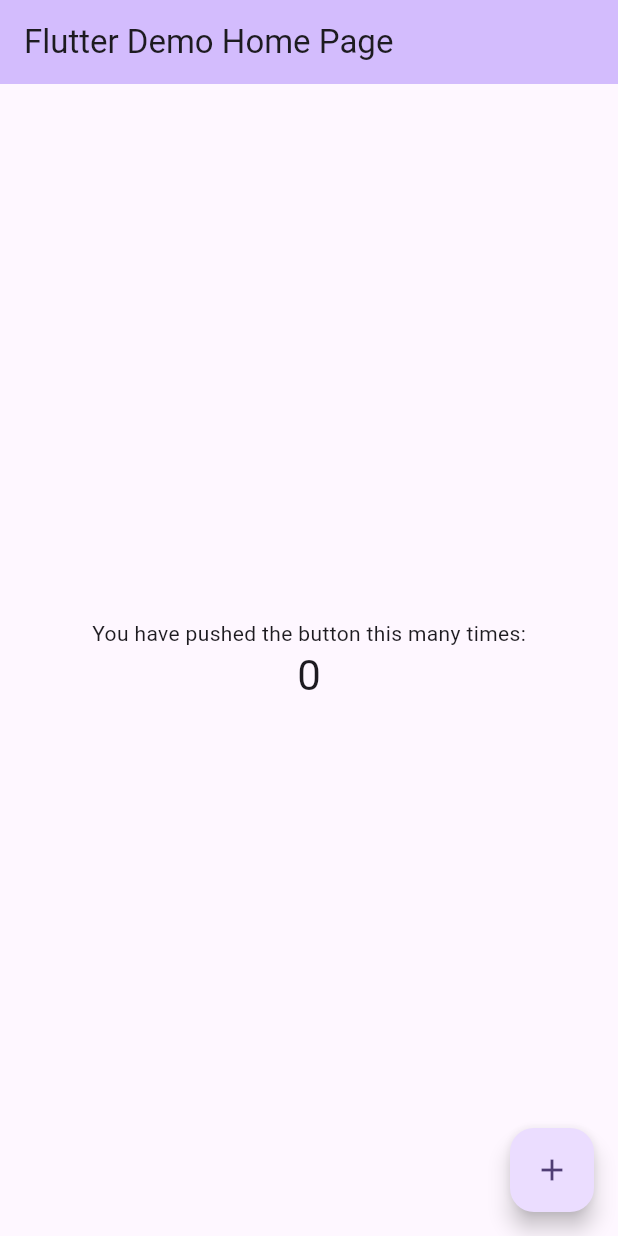
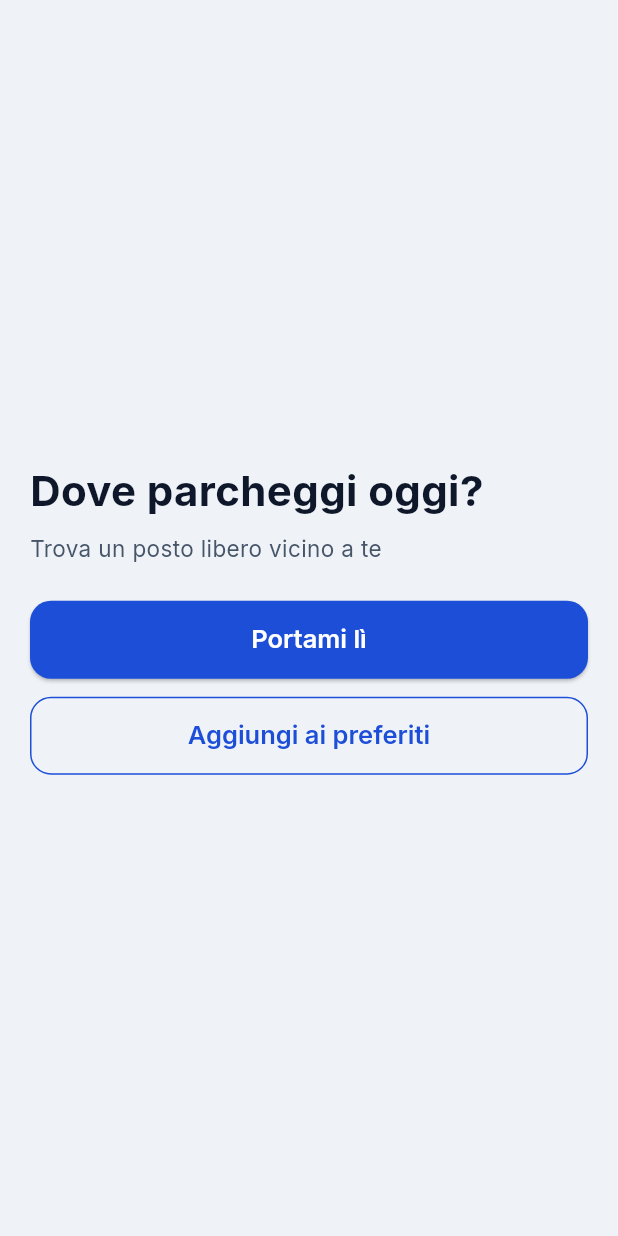
Before and after one commit to SuperOrangu/ParkTo, a Flutter app: the screen it shows after launch, on a phone screen of 412 x 824 dp. Run offline on Flutter 3.47's test engine with Material 3 defaults, Android fonts, the phone set to English and light mode, and no system bars; our stand-ins replace google_fonts, material_ui.

Commit message:
Aggiunti Tema e Font

```diff
--- a/lib/main.dart
+++ b/lib/main.dart
@@ -1,121 +1,37 @@
 import 'package:material_ui/material_ui.dart';
+import 'theme/app_theme.dart';
+import 'theme/app_text_styles.dart';
 
-void main() {
-  runApp(const MyApp());
-}
+void main() => runApp(const ParkToApp());
 
-class MyApp extends StatelessWidget {
-  const MyApp({super.key});
+class ParkToApp extends StatelessWidget {
+  const ParkToApp({super.key});
 
-  // This widget is the root of your application.
   @override
   Widget build(BuildContext context) {
     return MaterialApp(
-      title: 'Flutter Demo',
-      theme: ThemeData(
-        // This is the theme of your application.
-        //
-        // TRY THIS: Try running your application with "flutter run". You'll see
-        // the application has a purple toolbar. Then, without quitting the app,
-        // try changing the seedColor in the colorScheme below to Colors.green
-        // and then invoke "hot reload" (save your changes or press the "hot
-        // reload" button in a Flutter-supported IDE, or press "r" if you used
-        // the command line to start the app).
-        //
-        // Notice that the counter didn't reset back to zero; the application
-        // state is not lost during the reload. To reset the state, use hot
-        // restart instead.
-        //
-        // This works for code too, not just values: Most code changes can be
-        // tested with just a hot reload.
-        colorScheme: .fromSeed(seedColor: Colors.deepPurple),
-      ),
-      home: const MyHomePage(title: 'Flutter Demo Home Page'),
-    );
-  }
-}
-
-class MyHomePage extends StatefulWidget {
-  const MyHomePage({super.key, required this.title});
-
-  // This widget is the home page of your application. It is stateful, meaning
-  // that it has a State object (defined below) that contains fields that affect
-  // how it looks.
-
-  // This class is the configuration for the state. It holds the values (in this
-  // case the title) provided by the parent (in this case the App widget) and
-  // used by the build method of the State. Fields in a Widget subclass are
-  // always marked "final".
-
-  final String title;
-
-  @override
-  State<MyHomePage> createState() => _MyHomePageState();
-}
-
-class _MyHomePageState extends State<MyHomePage> {
-  int _counter = 0;
-
-  void _incrementCounter() {
-    setState(() {
-      // This call to setState tells the Flutter framework that something has
-      // changed in this State, which causes it to rerun the build method below
-      // so that the display can reflect the updated values. If we changed
-      // _counter without calling setState(), then the build method would not be
-      // called again, and so nothing would appear to happen.
-      _counter++;
-    });
-  }
-
-  @override
-  Widget build(BuildContext context) {
-    // This method is rerun every time setState is called, for instance as done
-    // by the _incrementCounter method above.
-    //
-    // The Flutter framework has been optimized to make rerunning build methods
-    // fast, so that you can just rebuild anything that needs updating rather
-    // than having to individually change instances of widgets.
-    return Scaffold(
-      appBar: AppBar(
-        // TRY THIS: Try changing the color here to a specific color (to
-        // Colors.amber, perhaps?) and trigger a hot reload to see the AppBar
-        // change color while the other colors stay the same.
-        backgroundColor: Theme.of(context).colorScheme.inversePrimary,
-        // Here we take the value from the MyHomePage object that was created by
-        // the App.build method, and use it to set our appbar title.
-        title: Text(widget.title),
-      ),
-      body: Center(
-        // Center is a layout widget. It takes a single child and positions it
-        // in the middle of the parent.
-        child: Column(
-          // Column is also a layout widget. It takes a list of children and
-          // arranges them vertically. By default, it sizes itself to fit its
-          // children horizontally, and tries to be as tall as its parent.
-          //
-          // Column has various properties to control how it sizes itself and
-          // how it positions its children. Here we use mainAxisAlignment to
-          // center the children vertically; the main axis here is the vertical
-          // axis because Columns are vertical (the cross axis would be
-          // horizontal).
-          //
-          // TRY THIS: Invoke "debug painting" (choose the "Toggle Debug Paint"
-          // action in the IDE, or press "p" in the console), to see the
-          // wireframe for each widget.
-          mainAxisAlignment: .center,
-          children: [
-            const Text('You have pushed the button this many times:'),
-            Text(
-              '$_counter',
-              style: Theme.of(context).textTheme.headlineMedium,
-            ),
-          ],
+      title: 'ParkTo',
+      debugShowCheckedModeBanner: false,
+      theme: AppTheme.light,
+      home: Scaffold(
+        body: Padding(
+          padding: const EdgeInsets.all(20),
+          child: Column(
+            mainAxisAlignment: MainAxisAlignment.center,
+            crossAxisAlignment: CrossAxisAlignment.start,
+            children: [
+              Text('Dove parcheggi oggi?', style: AppTextStyles.titleHome),
+              const SizedBox(height: 8),
+              Text('Trova un posto libero vicino a te',
+                  style: AppTextStyles.bodyMuted),
+              const SizedBox(height: 24),
+              ElevatedButton(onPressed: () {}, child: const Text('Portami lì')),
+              const SizedBox(height: 12),
+              OutlinedButton(
+                  onPressed: () {}, child: const Text('Aggiungi ai preferiti')),
+            ],
+          ),
         ),
-      ),
-      floatingActionButton: FloatingActionButton(
-        onPressed: _incrementCounter,
-        tooltip: 'Increment',
-        child: const Icon(Icons.add),
       ),
     );
   }
--- /dev/null
+++ b/lib/theme/app_colors.dart
@@ -0,0 +1,25 @@
+/* SEZIONE DEDICATA AI COLORI DELL'APPLICAZIONE */
+
+import 'dart:ui';
+
+// Nomi identici alle variabili del Figma
+class AppColors {
+  AppColors._();
+
+  static const Color primary     = Color(0xFF1D4ED8);
+  static const Color primarySoft = Color(0xFFD3DDF5);
+  static const Color ok          = Color(0xFF15803D);
+  static const Color okSoft      = Color(0xFFDCFCE7);
+  static const Color warn        = Color(0xFFB45309);
+  static const Color full        = Color(0xFFB91C1C);
+  static const Color gray        = Color(0xFF6B7280);
+
+  static const Color bg      = Color(0xFFEFF3F8);
+  static const Color surface = Color(0xFFFFFFFF);
+  static const Color ink     = Color(0xFF0F172A);
+  static const Color muted   = Color(0xFF475569);
+  static const Color border  = Color(0xFFCBD5E1);
+
+  static const Color map  = Color(0xFFE2E8F0);
+  static const Color park = Color(0xFFCDE6D3);
+}
--- /dev/null
+++ b/lib/theme/app_text_styles.dart
@@ -0,0 +1,36 @@
+/* SEZIONE DEDICATA AGLI STILI DI TESTO DELL'APPLICAZIONE */
+
+import 'package:material_ui/material_ui.dart';
+import 'package:google_fonts/google_fonts.dart';
+import 'app_colors.dart';
+
+class AppTextStyles {
+  AppTextStyles._();
+
+  static TextStyle _inter(double size, FontWeight weight, [Color? color]) =>
+      GoogleFonts.inter(
+        fontSize: size,
+        fontWeight: weight,
+        color: color ?? AppColors.ink,
+      );
+
+  // Titoli della schermata
+  static TextStyle get titleScreen  => _inter(30, FontWeight.w700); // Preferiti, Parcheggi vicini
+  static TextStyle get titleHome    => _inter(28, FontWeight.w700); // Dove parcheggi oggi?
+  static TextStyle get titleDetail  => _inter(26, FontWeight.w700); // dettaglio blu/giallo
+  static TextStyle get section      => _inter(18, FontWeight.w600); // Vicino a te
+
+  // Card
+  static TextStyle get cardTitle    => _inter(16, FontWeight.w600);
+  static TextStyle get cardSubtitle => _inter(13, FontWeight.w400, AppColors.muted);
+
+  // Testi generici
+  static TextStyle get body         => _inter(16, FontWeight.w400);
+  static TextStyle get bodyMuted    => _inter(15, FontWeight.w400, AppColors.muted);
+
+  // Componenti
+  static TextStyle get button       => _inter(17, FontWeight.w600, Colors.white);
+  static TextStyle get chip         => _inter(14, FontWeight.w600);
+  static TextStyle get badge        => _inter(13, FontWeight.w600, Colors.white);
+  static TextStyle get tab          => _inter(12, FontWeight.w600);
+}
--- a/lib/theme/app_theme.dart
+++ b/lib/theme/app_theme.dart
@@ -0,0 +1,122 @@
+/* SEZIONE DEDICATA AL TEMA DELL'APPLICAZIONE */
+
+import 'package:material_ui/material_ui.dart';
+import 'app_colors.dart';
+import 'app_text_styles.dart';
+
+class AppTheme {
+  AppTheme._();
+
+  // Raggi presi dal Figma
+  static const double radiusCard   = 16;
+  static const double radiusButton = 14;
+  static const double radiusPill   = 999;
+
+  // Tema chiaro
+  static ThemeData get light {
+    final scheme = ColorScheme.fromSeed(
+      seedColor: AppColors.primary,
+      brightness: Brightness.light,
+    ).copyWith(
+      primary: AppColors.primary,
+      onPrimary: Colors.white,
+      primaryContainer: AppColors.primarySoft,
+      surface: AppColors.surface,
+      onSurface: AppColors.ink,
+      outline: AppColors.border,
+      error: AppColors.full,
+    );
+
+    // Tema scuro
+    return ThemeData(
+      useMaterial3: true,
+      colorScheme: scheme,
+      scaffoldBackgroundColor: AppColors.bg,
+
+      appBarTheme: const AppBarTheme(
+        backgroundColor: AppColors.bg,
+        foregroundColor: AppColors.ink,
+        elevation: 0,
+      ),
+
+      cardTheme: CardThemeData(
+        color: AppColors.surface,
+        elevation: 0,
+        margin: EdgeInsets.zero,
+        shape: RoundedRectangleBorder(
+          borderRadius: BorderRadius.circular(radiusCard),
+          side: const BorderSide(color: AppColors.border),
+        ),
+      ),
+
+      // Sezione "Portami lì"
+      elevatedButtonTheme: ElevatedButtonThemeData(
+        style: ElevatedButton.styleFrom(
+          backgroundColor: AppColors.primary,
+          foregroundColor: Colors.white,
+          minimumSize: const Size.fromHeight(52),
+          textStyle: AppTextStyles.button,
+          shape: RoundedRectangleBorder(
+            borderRadius: BorderRadius.circular(radiusButton),
+          ),
+        ),
+      ),
+
+      // Sezione "Aggiungi ai preferiti"
+      outlinedButtonTheme: OutlinedButtonThemeData(
+        style: OutlinedButton.styleFrom(
+          foregroundColor: AppColors.primary,
+          minimumSize: const Size.fromHeight(52),
+          textStyle: AppTextStyles.button.copyWith(color: AppColors.primary),
+          side: const BorderSide(color: AppColors.primary),
+          shape: RoundedRectangleBorder(
+            borderRadius: BorderRadius.circular(radiusButton),
+          ),
+        ),
+      ),
+
+      // Filtri "Tutti / Blu / Gialli"
+      chipTheme: ChipThemeData(
+        backgroundColor: AppColors.surface,
+        selectedColor: AppColors.primary,
+        side: const BorderSide(color: AppColors.border),
+        labelStyle: AppTextStyles.chip,
+        shape: const StadiumBorder(),
+        showCheckmark: false,
+      ),
+
+      // Barra di ricerca "Cerca un indirizzo"
+      inputDecorationTheme: InputDecorationTheme(
+        filled: true,
+        fillColor: AppColors.surface,
+        hintStyle: AppTextStyles.bodyMuted,
+        border: OutlineInputBorder(
+          borderRadius: BorderRadius.circular(12),
+          borderSide: const BorderSide(color: AppColors.border),
+        ),
+        enabledBorder: OutlineInputBorder(
+          borderRadius: BorderRadius.circular(12),
+          borderSide: const BorderSide(color: AppColors.border),
+        ),
+      ),
+
+      // Tab bar: "Home / Mappa / Lista / Preferiti"
+      navigationBarTheme: NavigationBarThemeData(
+        backgroundColor: AppColors.surface,
+        indicatorColor: AppColors.primarySoft,
+        labelTextStyle: WidgetStateProperty.resolveWith((states) {
+          final selected = states.contains(WidgetState.selected);
+          return AppTextStyles.tab.copyWith(
+            color: selected ? AppColors.primary : AppColors.muted,
+          );
+        }),
+        iconTheme: WidgetStateProperty.resolveWith((states) {
+          final selected = states.contains(WidgetState.selected);
+          return IconThemeData(
+            color: selected ? AppColors.primary : AppColors.muted,
+          );
+        }),
+      ),
+    );
+  }
+}
--- a/pubspec.yaml
+++ b/pubspec.yaml
@@ -30,7 +30,7 @@ environment:
 dependencies:
   flutter:
     sdk: flutter
-  material_ui: ^1.1.0
+  material_ui: ^1.11.1
 
   # The following adds the Cupertino Icons font to your application.
   # Use with the CupertinoIcons class for iOS style icons.
@@ -41,6 +41,7 @@ dependencies:
   geolocator: ^14.1.2
   shared_preferences: ^2.5.6
   url_launcher: ^6.3.3
+  google_fonts: ^9.0.0
 
 dev_dependencies:
   flutter_test:
```
Also changed, not shown: pubspec.lock, 1 other file.
